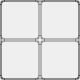
First picture: the form in ui/customplotpositionbutton.ui, repository analogdevicesinc/scopy, before the edit.
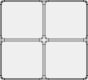
Second picture: the form after the edit.

Patch:
```diff
--- a/ui/customplotpositionbutton.ui
+++ b/ui/customplotpositionbutton.ui
@@ -6,7 +6,7 @@
    <rect>
     <x>0</x>
     <y>0</y>
-    <width>80</width>
+    <width>88</width>
     <height>80</height>
    </rect>
   </property>
@@ -56,10 +56,6 @@
        <height>20</height>
       </size>
      </property>
-     <property name="styleSheet">
-      <string notr="true">QPushButton[selected=true] { background-color: #4A64FF;}
-QPushButton[selected=false] { background-color: rgba(0, 0, 0, 60); }</string>
-     </property>
      <property name="text">
       <string/>
      </property>
@@ -85,10 +81,6 @@
        <height>20</height>
       </size>
      </property>
-     <property name="styleSheet">
-      <string notr="true">QPushButton[selected=true] { background-color: #4A64FF;}
-QPushButton[selected=false] { background-color: rgba(0, 0, 0, 60); }</string>
-     </property>
      <property name="text">
       <string/>
      </property>
@@ -143,11 +135,6 @@
        <height>20</height>
       </size>
      </property>
-     <property name="styleSheet">
-      <string notr="true">QPushButton[selected=true] { background-color: #4A64FF;}
-QPushButton[selected=false] { background-color: rgba(0, 0, 0, 60); }
-</string>
-     </property>
      <property name="text">
       <string/>
      </property>
```
Left out of the diff: 8 changed lines with no effect on the pictures.
